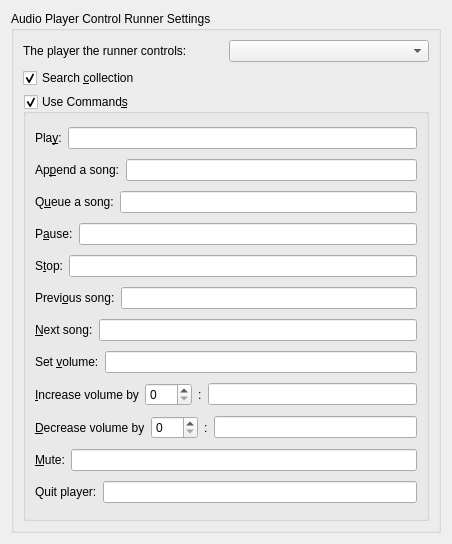
First picture: the form in kdeplasma-addons/runners/audioplayercontrol/audioplayercontrolrunner_config.ui, repository fluxer/kde-extraapps, before the edit.
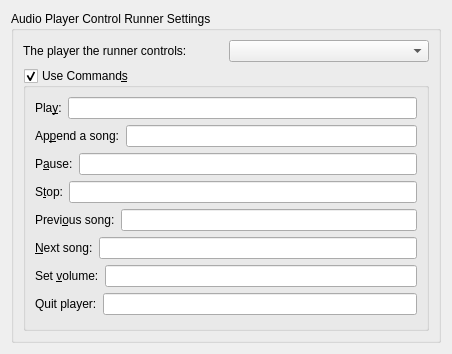
Second picture: the form after the edit. Custom widgets are drawn as their Qt base class.

Patch:
```diff
--- a/kdeplasma-addons/runners/audioplayercontrol/audioplayercontrolrunner_config.ui
+++ b/kdeplasma-addons/runners/audioplayercontrol/audioplayercontrolrunner_config.ui
@@ -7,7 +7,7 @@
     <x>0</x>
     <y>0</y>
     <width>452</width>
-    <height>544</height>
+    <height>354</height>
    </rect>
   </property>
   <layout class="QVBoxLayout" name="verticalLayout_3">
@@ -39,19 +39,6 @@
         </item>
        </layout>
       </item>
-      <item>
-       <widget class="QCheckBox" name="searchCollection">
-        <property name="locale">
-         <locale language="English" country="UnitedStates"/>
-        </property>
-        <property name="text">
-         <string>Search &amp;collection</string>
-        </property>
-        <property name="checked">
-         <bool>true</bool>
-        </property>
-       </widget>
-      </item>
       <item>
        <widget class="QGroupBox" name="commands">
         <property name="locale">
@@ -136,39 +123,6 @@
            </item>
           </layout>
          </item>
-         <item>
-          <layout class="QHBoxLayout" name="queue_layout">
-           <item>
-            <widget class="QLabel" name="queue_label">
-             <property name="locale">
-              <locale language="English" country="UnitedStates"/>
-             </property>
-             <property name="text">
-              <string>Q&amp;ueue a song:</string>
-             </property>
-             <property name="buddy">
-              <cstring>queue_edit</cstring>
-             </property>
-            </widget>
-           </item>
-           <item>
-            <widget class="KLineEdit" name="queue_edit">
-             <property name="toolTip">
-              <string>Use: queue &lt;term&gt; (where &lt;term&gt; matches to artist, title or album)</string>
-             </property>
-             <property name="locale">
-              <locale language="English" country="UnitedStates"/>
-             </property>
-             <property name="urlDropsEnabled">
-              <bool>false</bool>
-             </property>
-             <property name="showClearButton" stdset="0">
-              <bool>true</bool>
-             </property>
-            </widget>
-           </item>
-          </layout>
-         </item>
          <item>
           <layout class="QHBoxLayout" name="pause_layout">
            <item>
@@ -341,154 +295,6 @@
            </item>
           </layout>
          </item>
-         <item>
-          <layout class="QHBoxLayout" name="up_layout">
-           <item>
-            <widget class="QLabel" name="up_label1">
-             <property name="locale">
-              <locale language="English" country="UnitedStates"/>
-             </property>
-             <property name="text">
-              <string>&amp;Increase volume by</string>
-             </property>
-             <property name="buddy">
-              <cstring>up_value</cstring>
-             </property>
-            </widget>
-           </item>
-           <item>
-            <widget class="KIntSpinBox" name="up_value">
-             <property name="locale">
-              <locale language="English" country="UnitedStates"/>
-             </property>
-             <property name="maximum">
-              <number>100</number>
-             </property>
-             <property name="value">
-              <number>0</number>
-             </property>
-             <property name="base">
-              <number>10</number>
-             </property>
-            </widget>
-           </item>
-           <item>
-            <widget class="QLabel" name="up_label2">
-             <property name="locale">
-              <locale language="English" country="UnitedStates"/>
-             </property>
-             <property name="text">
-              <string>:</string>
-             </property>
-            </widget>
-           </item>
-           <item>
-            <widget class="KLineEdit" name="up_edit">
-             <property name="locale">
-              <locale language="English" country="UnitedStates"/>
-             </property>
-             <property name="text">
-              <string/>
-             </property>
-             <property name="urlDropsEnabled">
-              <bool>false</bool>
-             </property>
-             <property name="showClearButton" stdset="0">
-              <bool>true</bool>
-             </property>
-            </widget>
-           </item>
-          </layout>
-         </item>
-         <item>
-          <layout class="QHBoxLayout" name="down_layout">
-           <item>
-            <widget class="QLabel" name="down_label1">
-             <property name="locale">
-              <locale language="English" country="UnitedStates"/>
-             </property>
-             <property name="text">
-              <string>&amp;Decrease volume by</string>
-             </property>
-             <property name="buddy">
-              <cstring>down_value</cstring>
-             </property>
-            </widget>
-           </item>
-           <item>
-            <widget class="KIntSpinBox" name="down_value">
-             <property name="locale">
-              <locale language="English" country="UnitedStates"/>
-             </property>
-             <property name="maximum">
-              <number>100</number>
-             </property>
-             <property name="value">
-              <number>0</number>
-             </property>
-            </widget>
-           </item>
-           <item>
-            <widget class="QLabel" name="down_label2">
-             <property name="locale">
-              <locale language="English" country="UnitedStates"/>
-             </property>
-             <property name="text">
-              <string>:</string>
-             </property>
-            </widget>
-           </item>
-           <item>
-            <widget class="KLineEdit" name="down_edit">
-             <property name="locale">
-              <locale language="English" country="UnitedStates"/>
-             </property>
-             <property name="text">
-              <string/>
-             </property>
-             <property name="urlDropsEnabled">
-              <bool>false</bool>
-             </property>
-             <property name="showClearButton" stdset="0">
-              <bool>true</bool>
-             </property>
-            </widget>
-           </item>
-          </layout>
-         </item>
-         <item>
-          <layout class="QHBoxLayout" name="mute_layout">
-           <item>
-            <widget class="QLabel" name="mute_label">
-             <property name="locale">
-              <locale language="English" country="UnitedStates"/>
-             </property>
-             <property name="text">
-              <string>&amp;Mute:</string>
-             </property>
-             <property name="buddy">
-              <cstring>mute_edit</cstring>
-             </property>
-            </widget>
-           </item>
-           <item>
-            <widget class="KLineEdit" name="mute_edit">
-             <property name="locale">
-              <locale language="English" country="UnitedStates"/>
-             </property>
-             <property name="text">
-              <string/>
-             </property>
-             <property name="urlDropsEnabled">
-              <bool>false</bool>
-             </property>
-             <property name="showClearButton" stdset="0">
-              <bool>true</bool>
-             </property>
-            </widget>
-           </item>
-          </layout>
-         </item>
          <item>
           <layout class="QHBoxLayout" name="quit_layout">
            <item>
```
Left out of the diff: 12 changed lines with no effect on the pictures.
